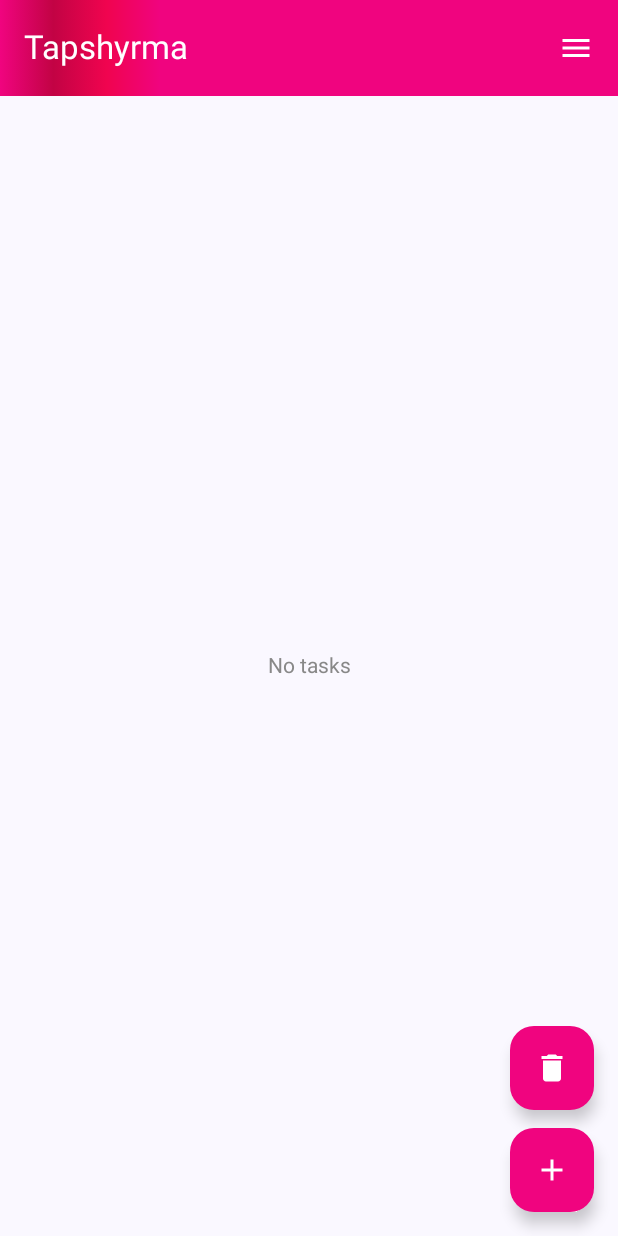
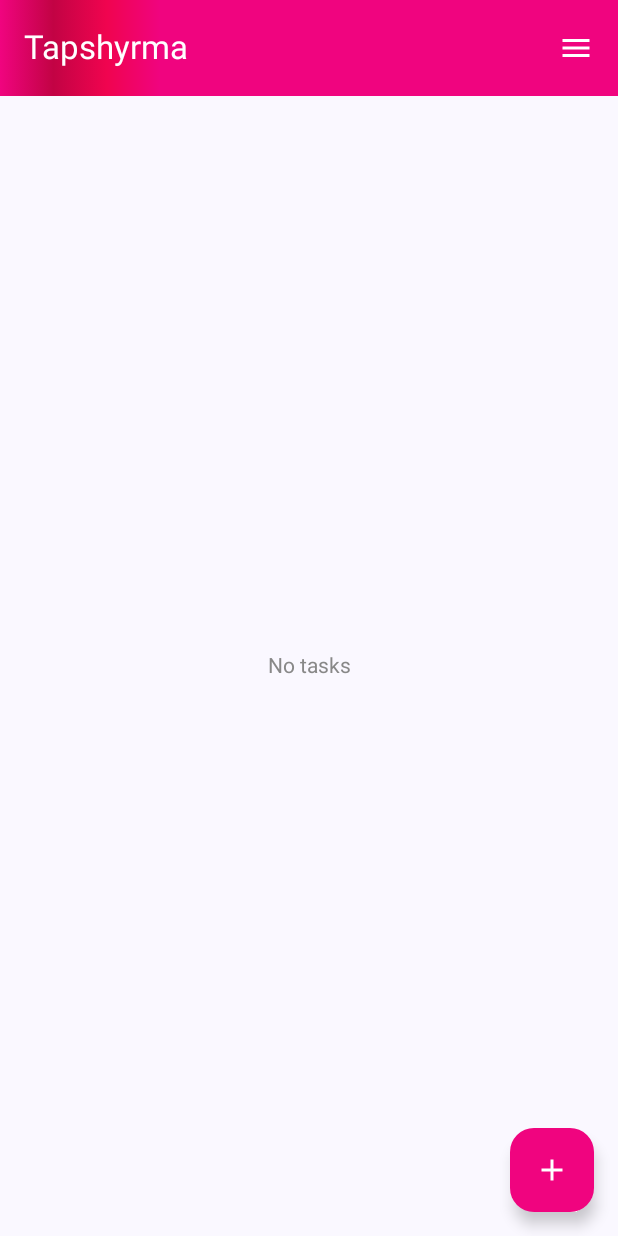
Before and after one commit to btoktogaziev/TapshyrmaApp, an Android app built with Jetpack Compose: the screen it shows after launch (MainActivity), on a phone screen of 412 x 824 dp. Run offline under Robolectric (Android 15) with nearby library versions, the phone set to English and light mode, and no system bars; our stand-ins replace Room's generated code, livedata-compose.

Commit message:
Пока выполненные задачи пустые, кнопка не отображается

```diff
--- a/app/src/main/java/com/example/tapshyrmaapp/presentation/ui/screens/home/HomeScreen.kt
+++ b/app/src/main/java/com/example/tapshyrmaapp/presentation/ui/screens/home/HomeScreen.kt
@@ -93,7 +93,11 @@ fun HomeScreen(
         },
         floatingActionButton = {
             Column {
-                DeleteTaskFloatingButton(onClick = { showDeleteDialog = true })
+                if (areCompletedTasks.value.isNotEmpty()) {
+                    DeleteTaskFloatingButton(onClick = {
+                        showDeleteDialog = true
+                    })
+                }
                 Spacer(Modifier.height(12.dp))
                 AddTaskFloatingButton(onFloatingButtonClick)
             }
```
